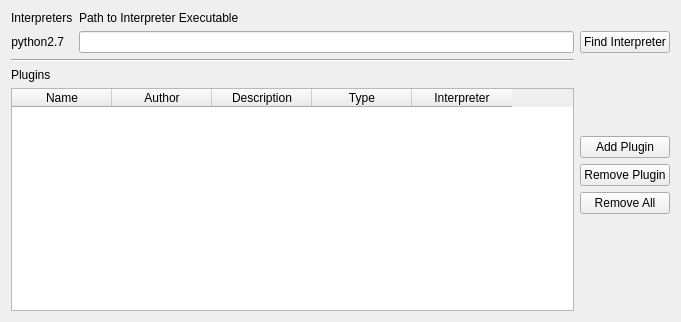
Sigil-Ebook/Sigil, file src/Sigil/Form_Files/PPluginWidget.ui: the form before one commit.
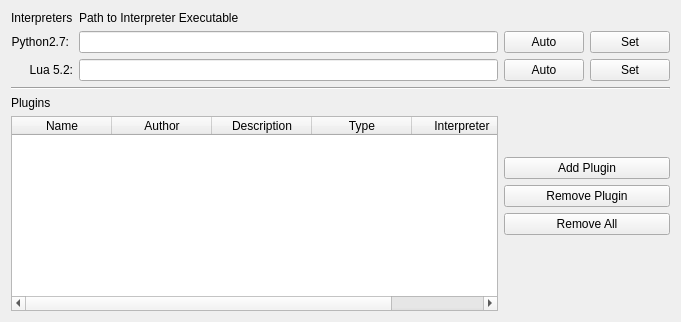
The form after the commit.

Commit message: Add plugin wiget int for Lua 5.2

Patch:
```diff
--- a/src/Sigil/Form_Files/PPluginWidget.ui
+++ b/src/Sigil/Form_Files/PPluginWidget.ui
@@ -16,20 +16,6 @@
   <layout class="QVBoxLayout" name="verticalLayout">
    <item>
     <layout class="QGridLayout" name="gridLayout">
-     <item row="9" column="2">
-      <widget class="QPushButton" name="removeAllButton">
-       <property name="text">
-        <string>Remove All</string>
-       </property>
-      </widget>
-     </item>
-     <item row="4" column="0">
-      <widget class="QLabel" name="label">
-       <property name="text">
-        <string>Plugins</string>
-       </property>
-      </widget>
-     </item>
      <item row="6" column="0" rowspan="6" colspan="2">
       <widget class="QTableWidget" name="pluginTable">
        <property name="sizePolicy">
@@ -98,17 +84,17 @@
        </column>
       </widget>
      </item>
-     <item row="2" column="2">
-      <widget class="QPushButton" name="findButton">
+     <item row="9" column="2">
+      <widget class="QPushButton" name="removeAllButton">
        <property name="text">
-        <string>Find Interpreter</string>
+        <string>Remove All</string>
        </property>
       </widget>
      </item>
-     <item row="2" column="1">
-      <widget class="QLineEdit" name="editPath1">
+     <item row="4" column="0">
+      <widget class="QLabel" name="label">
        <property name="text">
-        <string/>
+        <string>Plugins</string>
        </property>
       </widget>
      </item>
@@ -119,13 +105,6 @@
        </property>
       </widget>
      </item>
-     <item row="3" column="0" colspan="2">
-      <widget class="Line" name="line_2">
-       <property name="orientation">
-        <enum>Qt::Horizontal</enum>
-       </property>
-      </widget>
-     </item>
      <item row="0" column="0">
       <widget class="QLabel" name="lblEngine">
        <property name="text">
@@ -147,8 +126,8 @@
        </property>
       </widget>
      </item>
-     <item row="2" column="0">
-      <widget class="QLabel" name="engine1">
+     <item row="1" column="0">
+      <widget class="QLabel" name="enginePy27">
        <property name="sizePolicy">
         <sizepolicy hsizetype="Maximum" vsizetype="Maximum">
          <horstretch>0</horstretch>
@@ -156,13 +135,102 @@
         </sizepolicy>
        </property>
        <property name="text">
-        <string>python2.7</string>
+        <string>Python2.7:</string>
        </property>
        <property name="alignment">
         <set>Qt::AlignRight|Qt::AlignTrailing|Qt::AlignVCenter</set>
        </property>
       </widget>
      </item>
+     <item row="1" column="1">
+      <widget class="QLineEdit" name="editPathPy27">
+       <property name="text">
+        <string/>
+       </property>
+      </widget>
+     </item>
+     <item row="2" column="0">
+      <widget class="QLabel" name="engineLua52">
+       <property name="text">
+        <string>Lua 5.2:</string>
+       </property>
+       <property name="alignment">
+        <set>Qt::AlignRight|Qt::AlignTrailing|Qt::AlignVCenter</set>
+       </property>
+      </widget>
+     </item>
+     <item row="1" column="2">
+      <layout class="QHBoxLayout" name="horizontalLayout">
+       <item>
+        <widget class="QPushButton" name="Py27Auto">
+         <property name="text">
+          <string>Auto</string>
+         </property>
+        </widget>
+       </item>
+       <item>
+        <widget class="QPushButton" name="Py27Set">
+         <property name="text">
+          <string>Set</string>
+         </property>
+        </widget>
+       </item>
+      </layout>
+     </item>
+     <item row="2" column="1">
+      <widget class="QLineEdit" name="editPathLua52"/>
+     </item>
+     <item row="2" column="2">
+      <layout class="QHBoxLayout" name="horizontalLayout_2">
+       <item>
+        <widget class="QPushButton" name="Lua52Auto">
+         <property name="text">
+          <string>Auto</string>
+         </property>
+        </widget>
+       </item>
+       <item>
+        <widget class="QPushButton" name="Lua52Set">
+         <property name="text">
+          <string>Set</string>
+         </property>
+        </widget>
+       </item>
+      </layout>
+     </item>
+     <item row="3" column="0" colspan="3">
+      <widget class="Line" name="line_2">
+       <property name="orientation">
+        <enum>Qt::Horizontal</enum>
+       </property>
+      </widget>
+     </item>
+     <item row="6" column="2">
+      <spacer name="verticalSpacer">
+       <property name="orientation">
+        <enum>Qt::Vertical</enum>
+       </property>
+       <property name="sizeHint" stdset="0">
+        <size>
+         <width>20</width>
+         <height>40</height>
+        </size>
+       </property>
+      </spacer>
+     </item>
+     <item row="10" column="2">
+      <spacer name="verticalSpacer_2">
+       <property name="orientation">
+        <enum>Qt::Vertical</enum>
+       </property>
+       <property name="sizeHint" stdset="0">
+        <size>
+         <width>20</width>
+         <height>40</height>
+        </size>
+       </property>
+      </spacer>
+     </item>
     </layout>
    </item>
   </layout>
```
The commit also changes 2 other files.
